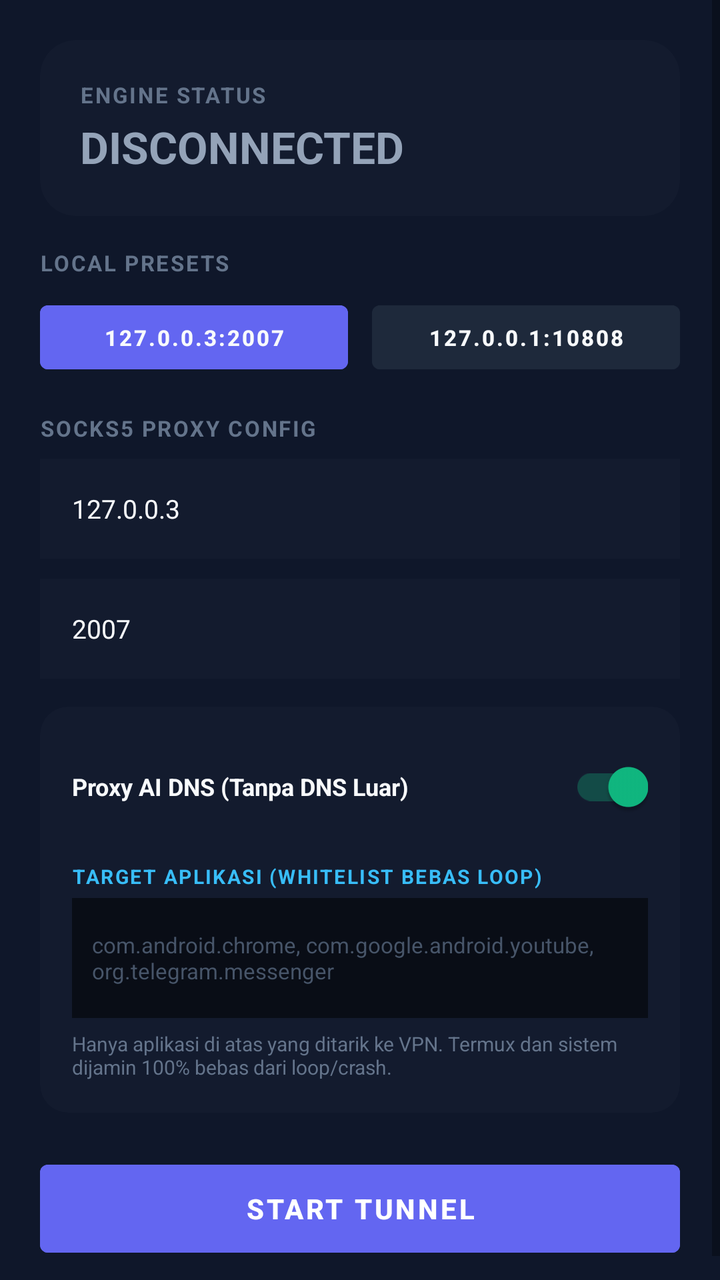
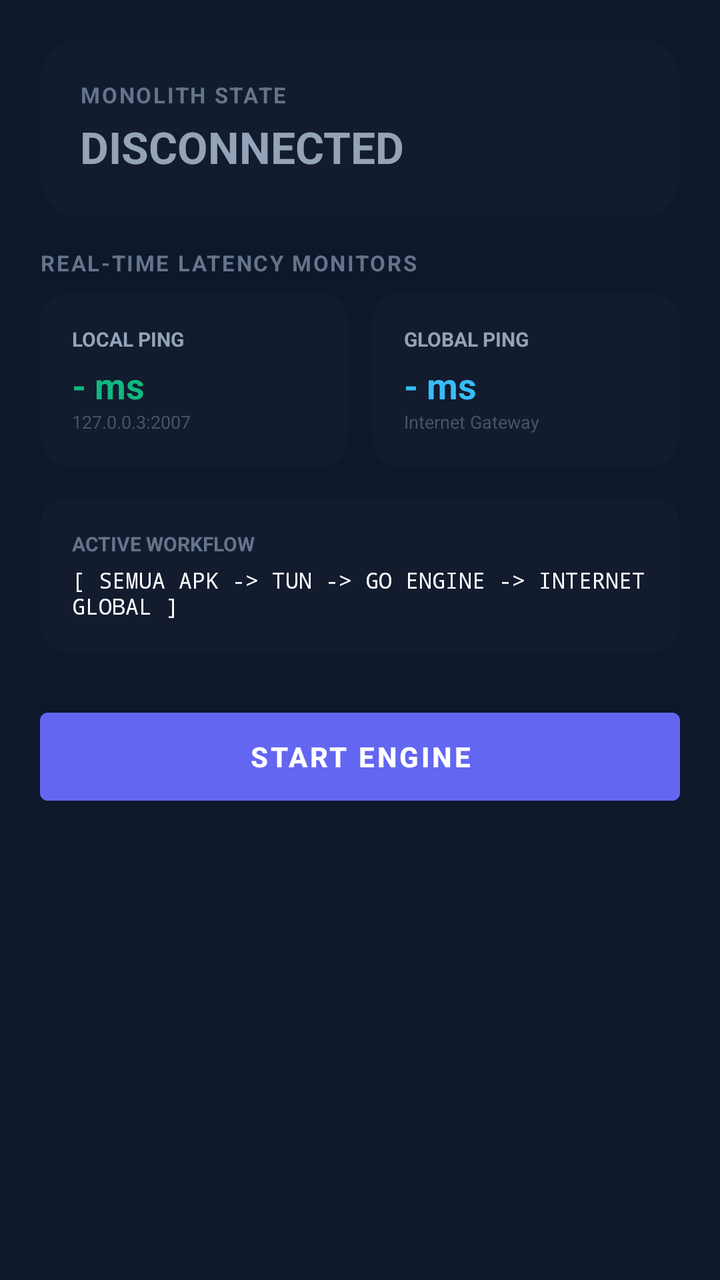

Screens rendered from an Android XML layout before and after an edit, with the pre-edit source and the edit as a unified diff.
<!-- AndroidManifest.xml: application theme Theme.NeuralVPN -->
<!-- res/layout/layout_home.xml -->
<?xml version="1.0" encoding="utf-8"?>
<ScrollView
    xmlns:android="http://schemas.android.com/apk/res/android"
    xmlns:app="http://schemas.android.com/apk/res-auto"
    android:layout_width="match_parent"
    android:layout_height="match_parent"
    android:fillViewport="true">

    <LinearLayout
        android:layout_width="match_parent"
        android:layout_height="wrap_content"
        android:orientation="vertical"
        android:padding="20dp">

        
        <androidx.cardview.widget.CardView
            android:layout_width="match_parent"
            android:layout_height="wrap_content"
            app:cardBackgroundColor="#131B2E"
            app:cardCornerRadius="18dp"
            app:cardElevation="0dp"
            android:layout_marginBottom="16dp">

            <LinearLayout
                android:layout_width="match_parent"
                android:layout_height="wrap_content"
                android:orientation="vertical"
                android:padding="20dp">

                <TextView
                    android:layout_width="wrap_content"
                    android:layout_height="wrap_content"
                    android:text="ENGINE STATUS"
                    android:textColor="#64748B"
                    android:textSize="11sp"
                    android:textStyle="bold"
                    android:letterSpacing="0.08" />

                <TextView
                    android:id="@+id/tv_status_badge"
                    android:layout_width="wrap_content"
                    android:layout_height="wrap_content"
                    android:text="DISCONNECTED"
                    android:textColor="#94A3B8"
                    android:textSize="22sp"
                    android:textStyle="bold"
                    android:layout_marginTop="4dp" />
            </LinearLayout>
        </androidx.cardview.widget.CardView>

        
        <TextView
            android:layout_width="wrap_content"
            android:layout_height="wrap_content"
            android:text="LOCAL PRESETS"
            android:textColor="#64748B"
            android:textSize="11sp"
            android:textStyle="bold"
            android:letterSpacing="0.08"
            android:layout_marginBottom="8dp" />

        <LinearLayout
            android:layout_width="match_parent"
            android:layout_height="wrap_content"
            android:orientation="horizontal"
            android:layout_marginBottom="16dp">

            <Button
                android:id="@+id/btn_preset_termux_2007"
                android:layout_width="0dp"
                android:layout_height="44dp"
                android:layout_weight="1"
                android:text="127.0.0.3:2007"
                android:textSize="11sp"
                android:textStyle="bold"
                android:textColor="#F8FAFC"
                android:backgroundTint="#6366F1"
                android:layout_marginEnd="6dp" />

            <Button
                android:id="@+id/btn_preset_termux_10808"
                android:layout_width="0dp"
                android:layout_height="44dp"
                android:layout_weight="1"
                android:text="127.0.0.1:10808"
                android:textSize="11sp"
                android:textStyle="bold"
                android:textColor="#F8FAFC"
                android:backgroundTint="#1E293B"
                android:layout_marginStart="6dp" />
        </LinearLayout>

        
        <TextView
            android:layout_width="wrap_content"
            android:layout_height="wrap_content"
            android:text="SOCKS5 PROXY CONFIG"
            android:textColor="#64748B"
            android:textSize="11sp"
            android:textStyle="bold"
            android:letterSpacing="0.08"
            android:layout_marginBottom="8dp" />

        <EditText
            android:id="@+id/et_socks_host"
            android:layout_width="match_parent"
            android:layout_height="50dp"
            android:background="#131B2E"
            android:text="127.0.0.3"
            android:textColorHint="#475569"
            android:textColor="#F8FAFC"
            android:paddingStart="16dp"
            android:paddingEnd="16dp"
            android:textSize="13sp"
            android:layout_marginBottom="10dp"
            android:singleLine="true" />

        <EditText
            android:id="@+id/et_socks_port"
            android:layout_width="match_parent"
            android:layout_height="50dp"
            android:background="#131B2E"
            android:text="2007"
            android:textColorHint="#475569"
            android:textColor="#F8FAFC"
            android:inputType="number"
            android:paddingStart="16dp"
            android:paddingEnd="16dp"
            android:textSize="13sp"
            android:layout_marginBottom="14dp"
            android:singleLine="true" />

        
        <androidx.cardview.widget.CardView
            android:layout_width="match_parent"
            android:layout_height="wrap_content"
            app:cardBackgroundColor="#131B2E"
            app:cardCornerRadius="14dp"
            app:cardElevation="0dp"
            android:layout_marginBottom="20dp">

            <LinearLayout
                android:layout_width="match_parent"
                android:layout_height="wrap_content"
                android:orientation="vertical"
                android:padding="16dp">

                <androidx.appcompat.widget.SwitchCompat
                    android:id="@+id/switch_use_internal_dns"
                    android:layout_width="match_parent"
                    android:layout_height="wrap_content"
                    android:text="Proxy AI DNS (Tanpa DNS Luar)"
                    android:textColor="#F8FAFC"
                    android:textSize="12sp"
                    android:textStyle="bold"
                    android:checked="true" />

                <TextView
                    android:layout_width="wrap_content"
                    android:layout_height="wrap_content"
                    android:text="TARGET APLIKASI (WHITELIST BEBAS LOOP)"
                    android:textColor="#38BDF8"
                    android:textSize="10sp"
                    android:textStyle="bold"
                    android:letterSpacing="0.08"
                    android:layout_marginTop="14dp"
                    android:layout_marginBottom="4dp" />

                <EditText
                    android:id="@+id/et_target_packages"
                    android:layout_width="match_parent"
                    android:layout_height="60dp"
                    android:background="#090D16"
                    android:hint="com.android.chrome, com.google.android.youtube, org.telegram.messenger"
                    android:textColorHint="#475569"
                    android:textColor="#F8FAFC"
                    android:padding="10dp"
                    android:textSize="11sp" />

                <TextView
                    android:layout_width="match_parent"
                    android:layout_height="wrap_content"
                    android:text="Hanya aplikasi di atas yang ditarik ke VPN. Termux dan sistem dijamin 100% bebas dari loop/crash."
                    android:textColor="#64748B"
                    android:textSize="10sp"
                    android:layout_marginTop="6dp" />
            </LinearLayout>
        </androidx.cardview.widget.CardView>

        
        <Button
            android:id="@+id/btn_toggle_vpn"
            android:layout_width="match_parent"
            android:layout_height="56dp"
            android:text="START TUNNEL"
            android:textColor="#FFFFFF"
            android:textStyle="bold"
            android:textSize="14sp"
            android:backgroundTint="#6366F1" />

    </LinearLayout>
</ScrollView>
<!-- resources referenced by this layout -->
<resources>
  <style name="Theme.NeuralVPN" parent="Theme.MaterialComponents.DayNight.NoActionBar">
          <item name="colorPrimary">#6366F1</item>
          <item name="colorPrimaryVariant">#4F46E5</item>
          <item name="colorOnPrimary">#FFFFFF</item>
          <item name="colorSecondary">#10B981</item>
          <item name="colorSecondaryVariant">#059669</item>
          <item name="colorOnSecondary">#FFFFFF</item>
          <item name="android:statusBarColor">#0F172A</item>
          <item name="android:navigationBarColor">#0F172A</item>
          <item name="android:windowBackground">#0F172A</item>
      </style>
</resources>

<!-- the commit's change to res/layout/layout_home.xml (unified diff, before → after) -->
@@ -30,7 +30,7 @@
                 <TextView
                     android:layout_width="wrap_content"
                     android:layout_height="wrap_content"
-                    android:text="ENGINE STATUS"
+                    android:text="MONOLITH STATE"
                     android:textColor="#64748B"
                     android:textSize="11sp"
                     android:textStyle="bold"
@@ -52,7 +52,7 @@
         <TextView
             android:layout_width="wrap_content"
             android:layout_height="wrap_content"
-            android:text="LOCAL PRESETS"
+            android:text="REAL-TIME LATENCY MONITORS"
             android:textColor="#64748B"
             android:textSize="11sp"
             android:textStyle="bold"
@@ -65,70 +65,92 @@
             android:orientation="horizontal"
             android:layout_marginBottom="16dp">
 
-            <Button
-                android:id="@+id/btn_preset_termux_2007"
+            
+            <androidx.cardview.widget.CardView
                 android:layout_width="0dp"
-                android:layout_height="44dp"
+                android:layout_height="wrap_content"
                 android:layout_weight="1"
-                android:text="127.0.0.3:2007"
-                android:textSize="11sp"
-                android:textStyle="bold"
-                android:textColor="#F8FAFC"
-                android:backgroundTint="#6366F1"
-                android:layout_marginEnd="6dp" />
-
-            <Button
-                android:id="@+id/btn_preset_termux_10808"
+                app:cardBackgroundColor="#131B2E"
+                app:cardCornerRadius="14dp"
+                app:cardElevation="0dp"
+                android:layout_marginEnd="6dp">
+
+                <LinearLayout
+                    android:layout_width="match_parent"
+                    android:layout_height="wrap_content"
+                    android:orientation="vertical"
+                    android:padding="16dp">
+
+                    <TextView
+                        android:layout_width="wrap_content"
+                        android:layout_height="wrap_content"
+                        android:text="LOCAL PING"
+                        android:textColor="#94A3B8"
+                        android:textSize="10sp"
+                        android:textStyle="bold" />
+
+                    <TextView
+                        android:id="@+id/tv_local_ping"
+                        android:layout_width="wrap_content"
+                        android:layout_height="wrap_content"
+                        android:text="- ms"
+                        android:textColor="#10B981"
+                        android:textSize="18sp"
+                        android:textStyle="bold"
+                        android:layout_marginTop="4dp" />
+
+                    <TextView
+                        android:layout_width="wrap_content"
+                        android:layout_height="wrap_content"
+                        android:text="127.0.0.3:2007"
+                        android:textColor="#475569"
+                        android:textSize="9sp" />
+                </LinearLayout>
+            </androidx.cardview.widget.CardView>
+
+            
+            <androidx.cardview.widget.CardView
                 android:layout_width="0dp"
-                android:layout_height="44dp"
+                android:layout_height="wrap_content"
                 android:layout_weight="1"
-                android:text="127.0.0.1:10808"
-                android:textSize="11sp"
-                android:textStyle="bold"
-                android:textColor="#F8FAFC"
-                android:backgroundTint="#1E293B"
-                android:layout_marginStart="6dp" />
+                app:cardBackgroundColor="#131B2E"
+                app:cardCornerRadius="14dp"
+                app:cardElevation="0dp"
+                android:layout_marginStart="6dp">
+
+                <LinearLayout
+                    android:layout_width="match_parent"
+                    android:layout_height="wrap_content"
+                    android:orientation="vertical"
+                    android:padding="16dp">
+
+                    <TextView
+                        android:layout_width="wrap_content"
+                        android:layout_height="wrap_content"
+                        android:text="GLOBAL PING"
+                        android:textColor="#94A3B8"
+                        android:textSize="10sp"
+                        android:textStyle="bold" />
+
+                    <TextView
+                        android:id="@+id/tv_global_ping"
+                        android:layout_width="wrap_content"
+                        android:layout_height="wrap_content"
+                        android:text="- ms"
+                        android:textColor="#38BDF8"
+                        android:textSize="18sp"
+                        android:textStyle="bold"
+                        android:layout_marginTop="4dp" />
+
+                    <TextView
+                        android:layout_width="wrap_content"
+                        android:layout_height="wrap_content"
+                        android:text="Internet Gateway"
+                        android:textColor="#475569"
+                        android:textSize="9sp" />
+                </LinearLayout>
+            </androidx.cardview.widget.CardView>
         </LinearLayout>
-
-        
-        <TextView
-            android:layout_width="wrap_content"
-            android:layout_height="wrap_content"
-            android:text="SOCKS5 PROXY CONFIG"
-            android:textColor="#64748B"
-            android:textSize="11sp"
-            android:textStyle="bold"
-            android:letterSpacing="0.08"
-            android:layout_marginBottom="8dp" />
-
-        <EditText
-            android:id="@+id/et_socks_host"
-            android:layout_width="match_parent"
-            android:layout_height="50dp"
-            android:background="#131B2E"
-            android:text="127.0.0.3"
-            android:textColorHint="#475569"
-            android:textColor="#F8FAFC"
-            android:paddingStart="16dp"
-            android:paddingEnd="16dp"
-            android:textSize="13sp"
-            android:layout_marginBottom="10dp"
-            android:singleLine="true" />
-
-        <EditText
-            android:id="@+id/et_socks_port"
-            android:layout_width="match_parent"
-            android:layout_height="50dp"
-            android:background="#131B2E"
-            android:text="2007"
-            android:textColorHint="#475569"
-            android:textColor="#F8FAFC"
-            android:inputType="number"
-            android:paddingStart="16dp"
-            android:paddingEnd="16dp"
-            android:textSize="13sp"
-            android:layout_marginBottom="14dp"
-            android:singleLine="true" />
 
         
         <androidx.cardview.widget.CardView
@@ -137,7 +159,7 @@
             app:cardBackgroundColor="#131B2E"
             app:cardCornerRadius="14dp"
             app:cardElevation="0dp"
-            android:layout_marginBottom="20dp">
+            android:layout_marginBottom="24dp">
 
             <LinearLayout
                 android:layout_width="match_parent"
@@ -145,45 +167,22 @@
                 android:orientation="vertical"
                 android:padding="16dp">
 
-                <androidx.appcompat.widget.SwitchCompat
-                    android:id="@+id/switch_use_internal_dns"
-                    android:layout_width="match_parent"
-                    android:layout_height="wrap_content"
-                    android:text="Proxy AI DNS (Tanpa DNS Luar)"
-                    android:textColor="#F8FAFC"
-                    android:textSize="12sp"
-                    android:textStyle="bold"
-                    android:checked="true" />
-
                 <TextView
                     android:layout_width="wrap_content"
                     android:layout_height="wrap_content"
-                    android:text="TARGET APLIKASI (WHITELIST BEBAS LOOP)"
-                    android:textColor="#38BDF8"
-                    android:textSize="10sp"
-                    android:textStyle="bold"
-                    android:letterSpacing="0.08"
-                    android:layout_marginTop="14dp"
-                    android:layout_marginBottom="4dp" />
-
-                <EditText
-                    android:id="@+id/et_target_packages"
-                    android:layout_width="match_parent"
-                    android:layout_height="60dp"
-                    android:background="#090D16"
-                    android:hint="com.android.chrome, com.google.android.youtube, org.telegram.messenger"
-                    android:textColorHint="#475569"
-                    android:textColor="#F8FAFC"
-                    android:padding="10dp"
-                    android:textSize="11sp" />
-
-                <TextView
-                    android:layout_width="match_parent"
-                    android:layout_height="wrap_content"
-                    android:text="Hanya aplikasi di atas yang ditarik ke VPN. Termux dan sistem dijamin 100% bebas dari loop/crash."
+                    android:text="ACTIVE WORKFLOW"
                     android:textColor="#64748B"
                     android:textSize="10sp"
-                    android:layout_marginTop="6dp" />
+                    android:textStyle="bold" />
+
+                <TextView
+                    android:layout_width="match_parent"
+                    android:layout_height="wrap_content"
+                    android:text="[ SEMUA APK -> TUN -> GO ENGINE -> INTERNET GLOBAL ]"
+                    android:textColor="#F8FAFC"
+                    android:textSize="11sp"
+                    android:fontFamily="monospace"
+                    android:layout_marginTop="4dp" />
             </LinearLayout>
         </androidx.cardview.widget.CardView>
 
@@ -192,7 +191,7 @@
             android:id="@+id/btn_toggle_vpn"
             android:layout_width="match_parent"
             android:layout_height="56dp"
-            android:text="START TUNNEL"
+            android:text="START ENGINE"
             android:textColor="#FFFFFF"
             android:textStyle="bold"
             android:textSize="14sp"
